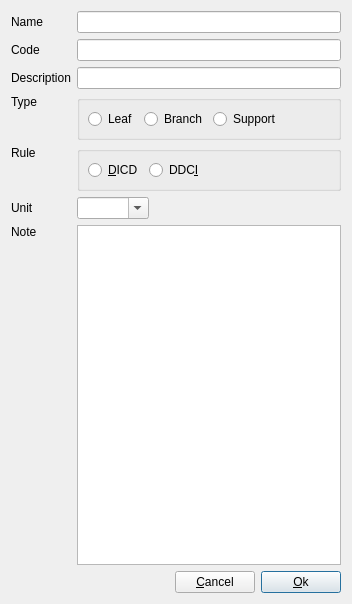
This is dialog/editnode/editnodefinance.ui in YtxCash/YTX as Qt 5 draws it before an edit. The edited form follows.
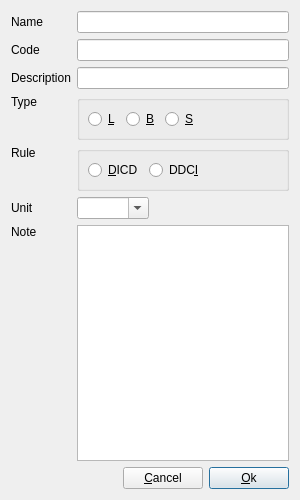
This is the edited form. Custom widgets are drawn as their Qt base class.

Patch:
```diff
--- a/dialog/editnode/editnodefinance.ui
+++ b/dialog/editnode/editnodefinance.ui
@@ -6,8 +6,8 @@
    <rect>
     <x>0</x>
     <y>0</y>
-    <width>352</width>
-    <height>604</height>
+    <width>300</width>
+    <height>500</height>
    </rect>
   </property>
   <layout class="QGridLayout" name="gridLayout_3">
@@ -92,23 +92,32 @@
       </property>
       <item row="1" column="2">
        <widget class="QRadioButton" name="rBtnBranch">
-        <property name="text">
+        <property name="toolTip">
          <string>Branch</string>
         </property>
+        <property name="text">
+         <string notr="true">&amp;B</string>
+        </property>
        </widget>
       </item>
       <item row="1" column="1">
        <widget class="QRadioButton" name="rBtnLeaf">
-        <property name="text">
+        <property name="toolTip">
          <string>Leaf</string>
         </property>
+        <property name="text">
+         <string notr="true">&amp;L</string>
+        </property>
        </widget>
       </item>
       <item row="1" column="3">
        <widget class="QRadioButton" name="rBtnSupport">
-        <property name="text">
+        <property name="toolTip">
          <string>Support</string>
         </property>
+        <property name="text">
+         <string notr="true">&amp;S</string>
+        </property>
        </widget>
       </item>
       <item row="1" column="4">
```
Left out of the diff: 4 changed lines with no effect on the pictures.
